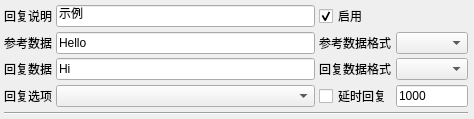
The window that src/pages/page/other/autoresponse/SAKOtherAutoResponseItem.ui (x-tools-author/x-tools) describes before a commit, drawn with Qt 5.
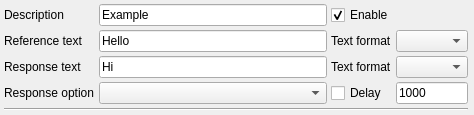
The same window after the commit.

What changed in the file:
```diff
--- a/src/pages/page/other/autoresponse/SAKOtherAutoResponseItem.ui
+++ b/src/pages/page/other/autoresponse/SAKOtherAutoResponseItem.ui
@@ -32,7 +32,7 @@
    <item row="1" column="2">
     <widget class="QLabel" name="label_5">
      <property name="text">
-      <string>参考数据格式</string>
+      <string>Text format</string>
      </property>
     </widget>
    </item>
@@ -52,28 +52,28 @@
    <item row="0" column="0">
     <widget class="QLabel" name="label">
      <property name="text">
-      <string>回复说明</string>
+      <string>Description</string>
      </property>
     </widget>
    </item>
    <item row="2" column="0">
     <widget class="QLabel" name="label_3">
      <property name="text">
-      <string>回复数据</string>
+      <string>Response text</string>
      </property>
     </widget>
    </item>
    <item row="2" column="2">
     <widget class="QLabel" name="label_6">
      <property name="text">
-      <string>回复数据格式</string>
+      <string>Text format</string>
      </property>
     </widget>
    </item>
    <item row="3" column="0">
     <widget class="QLabel" name="label_4">
      <property name="text">
-      <string>回复选项</string>
+      <string>Response option</string>
      </property>
     </widget>
    </item>
@@ -90,7 +90,7 @@
    <item row="3" column="2">
     <widget class="QCheckBox" name="delayResponseCheckBox">
      <property name="text">
-      <string>延时回复</string>
+      <string>Delay</string>
      </property>
     </widget>
    </item>
@@ -110,7 +110,7 @@
    <item row="1" column="0">
     <widget class="QLabel" name="label_2">
      <property name="text">
-      <string>参考数据</string>
+      <string>Reference text</string>
      </property>
     </widget>
    </item>
@@ -124,7 +124,7 @@
    <item row="0" column="1">
     <widget class="QLineEdit" name="descriptionLineEdit">
      <property name="text">
-      <string notr="true">示例</string>
+      <string>Example</string>
      </property>
     </widget>
    </item>
@@ -138,7 +138,7 @@
    <item row="0" column="2" colspan="2">
     <widget class="QCheckBox" name="enableCheckBox">
      <property name="text">
-      <string>启用</string>
+      <string>Enable</string>
      </property>
      <property name="checked">
       <bool>true</bool>
```
Left out of the diff: 2 changed lines with no effect on the pictures.
